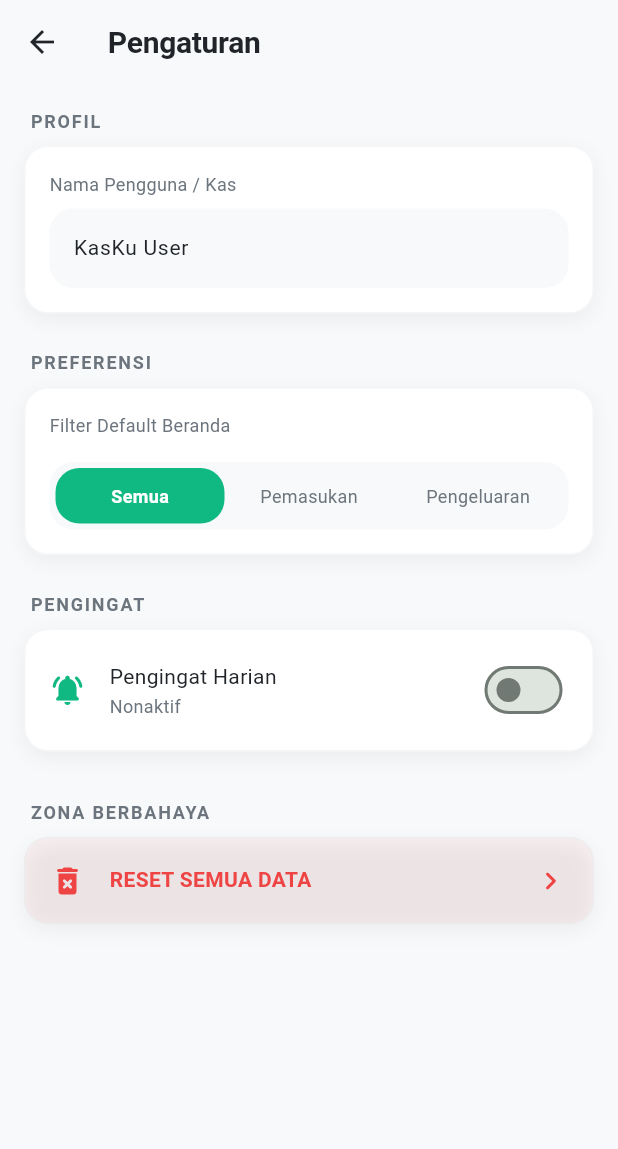
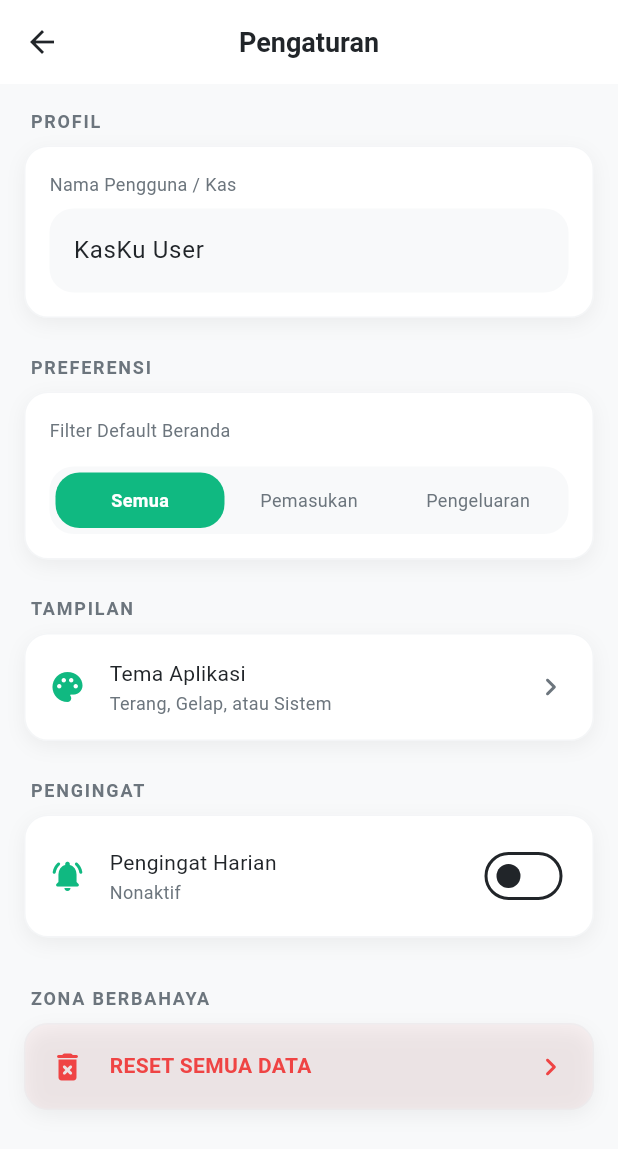
Before and after one commit to hifnikhalid18-lang/Smartkas, a Flutter app: the screen it shows after launch, after a tap on the "notifications none" icon, on a phone screen of 412 x 824 dp. Shown: the top 1149 px of the screen. Run offline on Flutter 3.47's test engine with Material 3 defaults, Android fonts, the phone set to English and light mode, and no system bars; our stand-ins replace file_picker, flutter_local_notifications, share_plus, shared_preferences, timezone.

Commit message:
feat: add light and dark theme support

```diff
--- a/lib/main.dart
+++ b/lib/main.dart
@@ -1,7 +1,8 @@
 import 'package:flutter/material.dart';
 import 'screens/splash_screen.dart';
-import 'utils/app_styles.dart';
 import 'services/local_notification_service.dart';
+import 'providers/theme_provider.dart';
+import 'utils/reusable_color_scheme.dart';
 
 void main() async {
   WidgetsFlutterBinding.ensureInitialized();
@@ -14,32 +15,18 @@ class KasKuApp extends StatelessWidget {
 
   @override
   Widget build(BuildContext context) {
-    return MaterialApp(
-      title: 'Smartkas',
-      debugShowCheckedModeBanner: false,
-      theme: ThemeData(
-        useMaterial3: true,
-        scaffoldBackgroundColor: AppColors.background,
-        colorScheme: ColorScheme.fromSeed(
-          seedColor: AppColors.accent,
-          primary: AppColors.accent,
-          surface: AppColors.surface,
-          background: AppColors.background,
-        ),
-        textTheme: const TextTheme(
-          displayLarge: AppTextStyles.display,
-          titleLarge: AppTextStyles.title,
-          bodyLarge: AppTextStyles.body,
-          bodyMedium: AppTextStyles.subtitle,
-        ),
-        appBarTheme: const AppBarTheme(
-          backgroundColor: AppColors.background,
-          elevation: 0,
-          iconTheme: IconThemeData(color: AppColors.primaryText),
-          titleTextStyle: AppTextStyles.title,
-        ),
-      ),
-      home: const SplashScreen(),
+    return ListenableBuilder(
+      listenable: themeProvider,
+      builder: (context, _) {
+        return MaterialApp(
+          title: 'Smartkas',
+          debugShowCheckedModeBanner: false,
+          themeMode: themeProvider.themeMode,
+          theme: ReusableColorScheme.lightTheme,
+          darkTheme: ReusableColorScheme.darkTheme,
+          home: const SplashScreen(),
+        );
+      },
     );
   }
 }
--- /dev/null
+++ b/lib/providers/theme_provider.dart
@@ -0,0 +1,28 @@
+import 'package:flutter/material.dart';
+import 'package:shared_preferences/shared_preferences.dart';
+
+class ThemeProvider extends ChangeNotifier {
+  ThemeMode _themeMode = ThemeMode.system;
+
+  ThemeProvider() {
+    _loadTheme();
+  }
+
+  ThemeMode get themeMode => _themeMode;
+
+  Future<void> _loadTheme() async {
+    final prefs = await SharedPreferences.getInstance();
+    final themeIndex = prefs.getInt('theme_mode') ?? 0; // 0: system, 1: light, 2: dark
+    _themeMode = ThemeMode.values[themeIndex];
+    notifyListeners();
+  }
+
+  Future<void> setThemeMode(ThemeMode mode) async {
+    _themeMode = mode;
+    final prefs = await SharedPreferences.getInstance();
+    await prefs.setInt('theme_mode', mode.index);
+    notifyListeners();
+  }
+}
+
+final themeProvider = ThemeProvider();
--- a/lib/screens/settings_screen.dart
+++ b/lib/screens/settings_screen.dart
@@ -4,6 +4,7 @@ import '../providers/transaction_provider.dart';
 import '../utils/app_styles.dart';
 import '../widgets/reusable_card.dart';
 import '../widgets/reminder_settings_card.dart';
+import 'theme_settings_screen.dart';
 
 class SettingsScreen extends StatefulWidget {
   const SettingsScreen({super.key});
@@ -77,6 +78,34 @@ class _SettingsScreenState extends State<SettingsScreen> {
                       const Text('Filter Default Beranda', style: AppTextStyles.caption),
                       const SizedBox(height: AppSpacing.md),
                       _buildFilterSelector(),
+                    ],
+                  ),
+                ),
+
+                const SizedBox(height: AppSpacing.lg),
+                _buildSectionTitle('TAMPILAN'),
+                ReusableCard(
+                  margin: const EdgeInsets.only(top: AppSpacing.sm),
+                  onTap: () {
+                    Navigator.push(
+                      context,
+                      MaterialPageRoute(builder: (_) => const ThemeSettingsScreen()),
+                    );
+                  },
+                  child: Row(
+                    children: [
+                      const Icon(Icons.palette_rounded, color: AppColors.accent),
+                      const SizedBox(width: AppSpacing.md),
+                      const Expanded(
+                        child: Column(
+                          crossAxisAlignment: CrossAxisAlignment.start,
+                          children: [
+                            Text('Tema Aplikasi', style: AppTextStyles.body),
+                            Text('Terang, Gelap, atau Sistem', style: AppTextStyles.caption),
+                          ],
+                        ),
+                      ),
+                      const Icon(Icons.chevron_right_rounded, color: AppColors.secondaryText),
                     ],
                   ),
                 ),
--- /dev/null
+++ b/lib/utils/reusable_color_scheme.dart
@@ -0,0 +1,57 @@
+import 'package:flutter/material.dart';
+
+class ReusableColorScheme {
+  static final ThemeData lightTheme = ThemeData(
+    useMaterial3: true,
+    brightness: Brightness.light,
+    colorScheme: const ColorScheme.light(
+      primary: Color(0xFF10B981), // Emerald
+      secondary: Color(0xFF10B981),
+      surface: Colors.white,
+      background: Color(0xFFF8F9FA),
+      onPrimary: Colors.white,
+      onSurface: Color(0xFF212529),
+      onBackground: Color(0xFF212529),
+      error: Color(0xFFEF4444),
+    ),
+    scaffoldBackgroundColor: const Color(0xFFF8F9FA),
+    appBarTheme: const AppBarTheme(
+      backgroundColor: Colors.white,
+      foregroundColor: Color(0xFF212529),
+      elevation: 0,
+      centerTitle: true,
+      titleTextStyle: TextStyle(
+        fontSize: 18,
+        fontWeight: FontWeight.bold,
+        color: Color(0xFF212529),
+      ),
+    ),
+  );
+
+  static final ThemeData darkTheme = ThemeData(
+    useMaterial3: true,
+    brightness: Brightness.dark,
+    colorScheme: const ColorScheme.dark(
+      primary: Color(0xFF10B981), // Emerald
+      secondary: Color(0xFF10B981),
+      surface: Color(0xFF1E1E1E),
+      background: Color(0xFF121212),
+      onPrimary: Colors.white,
+      onSurface: Colors.white,
+      onBackground: Colors.white70,
+      error: Color(0xFFEF4444),
+    ),
+    scaffoldBackgroundColor: const Color(0xFF121212),
+    appBarTheme: const AppBarTheme(
+      backgroundColor: Color(0xFF1E1E1E),
+      foregroundColor: Colors.white,
+      elevation: 0,
+      centerTitle: true,
+      titleTextStyle: TextStyle(
+        fontSize: 18,
+        fontWeight: FontWeight.bold,
+        color: Colors.white,
+      ),
+    ),
+  );
+}
```
Also changed, not shown: lib/screens/theme_settings_screen.dart (added, +96 -0 lines).
